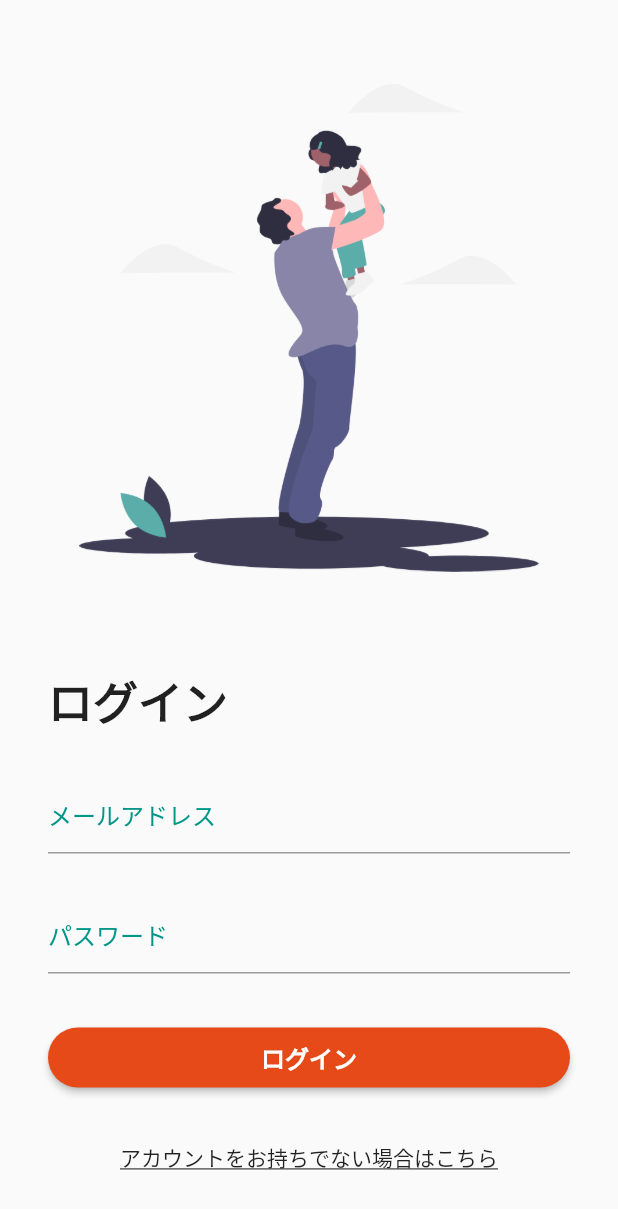
After one commit to nectere-jp/mal_learn_old2, a Flutter app: the screen it shows after launch, on a phone screen of 412 x 824 dp. The commit adds this screen. Shown: the top 1209 px of the screen. Run offline on Flutter 3.47's test engine with Material 2 defaults, Android fonts, the phone set to English and light mode, and no system bars.

Commit message:
sing_in_screen.dartを作成

```diff
--- a/lib/main.dart
+++ b/lib/main.dart
@@ -1,6 +1,6 @@
 import 'package:flutter/material.dart';
 // import 'package:flutter/rendering.dart';
-import 'package:mal_learn/screens/sign_up_screen.dart';
+import 'package:mal_learn/screens/sign_in_screen.dart';
 
 void main() {
   // debugPaintSizeEnabled = true;
@@ -16,7 +16,7 @@ class App extends StatelessWidget {
     return MaterialApp(
       title: 'Mal Learn',
       theme: ThemeData(primarySwatch: Colors.orange),
-      home: const SignUpScreen(),
+      home: const SignInScreen(),
     );
   }
 }
--- /dev/null
+++ b/lib/screens/sign_in_screen.dart
@@ -0,0 +1,64 @@
+import 'package:flutter/material.dart';
+import 'package:mal_learn/widgets/FormFields/form_items.dart';
+
+class SignInScreen extends StatelessWidget {
+  const SignInScreen({Key? key}) : super(key: key);
+
+  @override
+  Widget build(BuildContext context) {
+    return Scaffold(
+      appBar: appBar(),
+      body: body(context),
+    );
+  }
+
+  AppBar appBar() {
+    return AppBar(
+      backgroundColor: Colors.transparent,
+      elevation: 0,
+    );
+  }
+
+  Widget body(BuildContext context) {
+    return Padding(
+      padding: const EdgeInsets.symmetric(horizontal: 32),
+      child: Column(
+        crossAxisAlignment: CrossAxisAlignment.start,
+        children: <Widget>[
+          const Expanded(
+            child: Center(
+              child: Image(
+                image: AssetImage('assets/images/play_time.png'),
+              ),
+            ),
+          ),
+          const SizedBox(height: 64),
+          const Text(
+            'ログイン',
+            style: TextStyle(
+              fontWeight: FontWeight.bold,
+              fontSize: 30,
+            ),
+          ),
+          const SizedBox(height: 32),
+          const EmailField(),
+          const SizedBox(height: 32),
+          const PasswordField(),
+          const SizedBox(height: 32),
+          SubmitButton(
+            labelText: 'ログイン',
+            onPressed: () {},
+          ),
+          const SizedBox(height: 32),
+          const Center(
+            child: Text(
+              'アカウントをお持ちでない場合はこちら',
+              style: TextStyle(decoration: TextDecoration.underline),
+            ),
+          ),
+          const SizedBox(height: 42),
+        ],
+      ),
+    );
+  }
+}
```
Also changed, not shown: assets/images/play_time.png (added).
